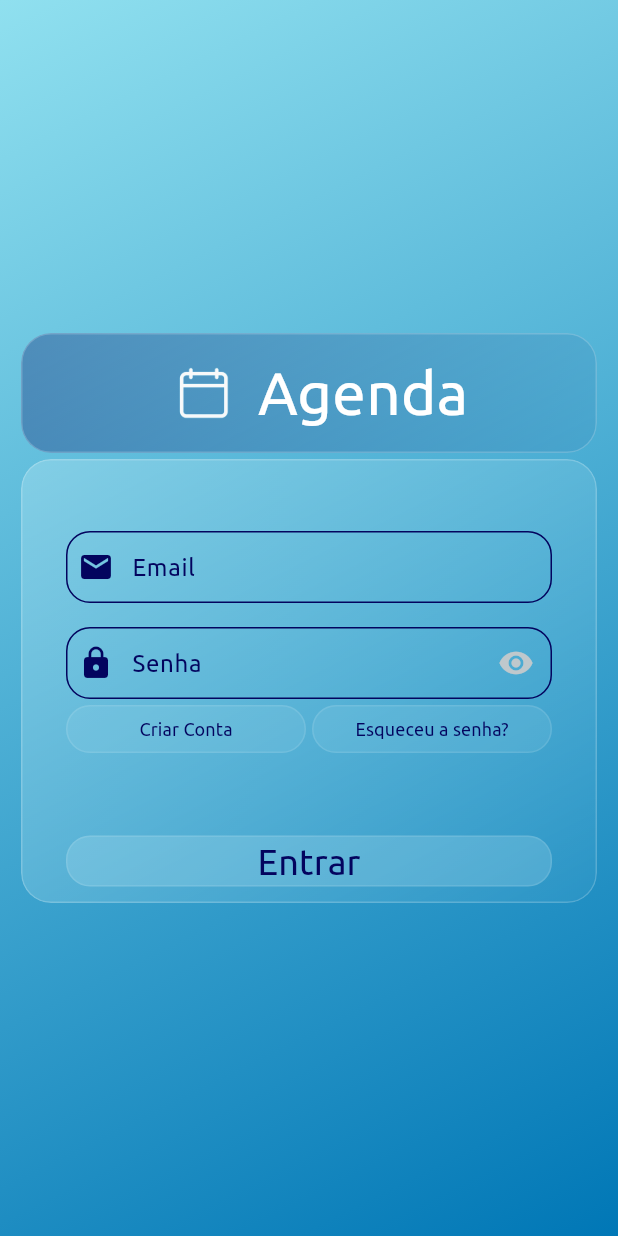
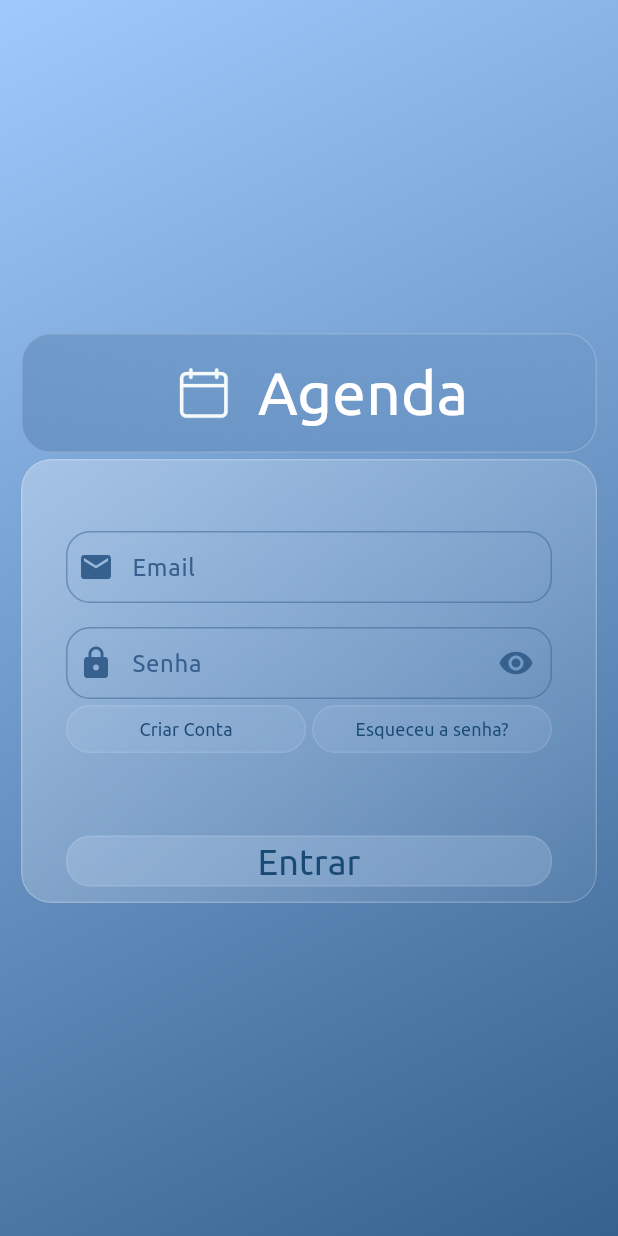
Before and after one commit to Ferps53/Scheduler, a Flutter app: the screen it shows after launch, on a phone screen of 412 x 824 dp. Run offline on Flutter 3.47's test engine with Material 3 defaults, Android fonts, the phone set to English and light mode, and no system bars; drawn by our look-alikes of flutter_animate; our stand-ins replace dio, flutter_riverpod, freezed_annotation, go_router, jwt_decoder, loading_animation_widget and 2 more.

Commit message:
estilização agora é baseada no theme

```diff
--- a/lib/core/presentation/generic_widgets/background_gradient_scaffold.dart
+++ b/lib/core/presentation/generic_widgets/background_gradient_scaffold.dart
@@ -13,7 +13,7 @@ class BackgroundGradientScaffold extends StatelessWidget {
   @override
   Widget build(BuildContext context) {
     SystemChrome.setSystemUIOverlayStyle(SystemUiOverlayStyle(
-        systemNavigationBarColor: AppColors.infoColors.baseColor));
+        systemNavigationBarColor: Theme.of(context).colorScheme.primary));
     return Stack(
       children: [
         const Background(),
@@ -21,7 +21,7 @@ class BackgroundGradientScaffold extends StatelessWidget {
           backgroundColor: Colors.transparent,
           appBar: AppBar(
             backgroundColor: Colors.transparent,
-            foregroundColor: AppColors.infoColors.textColor,
+            foregroundColor: Theme.of(context).colorScheme.onPrimary,
             title: Text(
               appBarLabel,
               style: const TextStyle(fontSize: 24),
--- a/lib/core/presentation/generic_widgets/glass_widgets/glass_card.dart
+++ b/lib/core/presentation/generic_widgets/glass_widgets/glass_card.dart
@@ -6,7 +6,7 @@ class GlassCard extends StatelessWidget {
   final Widget child;
   final double? width;
   final double? height;
-  final Color backgroundColor;
+  final Color? backgroundColor;
   final double startGradient;
   final double endGradient;
   final bool isDialog;
@@ -15,7 +15,7 @@ class GlassCard extends StatelessWidget {
     required this.child,
     this.width,
     this.height,
-    required this.backgroundColor,
+    this.backgroundColor,
     this.startGradient = 0.3,
     this.endGradient = 0.05,
     this.isDialog = false,
@@ -24,6 +24,9 @@ class GlassCard extends StatelessWidget {
 
   @override
   Widget build(BuildContext context) {
+    final backgroundColorWidget =
+        backgroundColor ?? Theme.of(context).colorScheme.primaryContainer;
+
     final borderRadius = isDialog
         ? const BorderRadius.only(
             bottomLeft: Radius.circular(20),
@@ -54,8 +57,8 @@ class GlassCard extends StatelessWidget {
                     begin: Alignment.topLeft,
                     end: Alignment.bottomRight,
                     colors: [
-                      backgroundColor.withOpacity(startGradient),
-                      backgroundColor.withOpacity(endGradient)
+                      backgroundColorWidget.withOpacity(startGradient),
+                      backgroundColorWidget.withOpacity(endGradient)
                     ],
                   ),
                 ),
--- a/lib/core/presentation/generic_widgets/glass_widgets/glass_text_button.dart
+++ b/lib/core/presentation/generic_widgets/glass_widgets/glass_text_button.dart
@@ -1,18 +1,15 @@
 import 'package:flutter/material.dart';
-import 'package:scheduler/core/core.dart';
 
 class GlassTextButton extends StatelessWidget {
   final VoidCallback? onPressed;
   final String buttonLabel;
   final FocusNode? focusNode;
-  final AppColors colors;
   final double? textSize;
   final double transparency;
 
   const GlassTextButton({
     required this.onPressed,
     required this.buttonLabel,
-    required this.colors,
     this.focusNode,
     super.key,
     this.textSize,
@@ -22,7 +19,6 @@ class GlassTextButton extends StatelessWidget {
   const GlassTextButton.moreTransparent({
     required this.onPressed,
     required this.buttonLabel,
-    required this.colors,
     this.focusNode,
     super.key,
     this.textSize = 12,
@@ -35,7 +31,10 @@ class GlassTextButton extends StatelessWidget {
       focusNode: focusNode,
       onPressed: onPressed,
       style: TextButton.styleFrom(
-        backgroundColor: colors.backgroundColor.withOpacity(transparency),
+        backgroundColor: Theme.of(context)
+            .colorScheme
+            .primaryContainer
+            .withOpacity(transparency),
         shape: RoundedRectangleBorder(
           borderRadius: BorderRadius.circular(16),
           side: BorderSide(
@@ -46,7 +45,7 @@ class GlassTextButton extends StatelessWidget {
       child: Text(
         buttonLabel,
         style: TextStyle(
-          color: colors.textColor,
+          color: Theme.of(context).colorScheme.onPrimaryContainer,
           fontSize: textSize,
         ),
       ),
--- a/lib/features/auth/view/widgets/background.dart
+++ b/lib/features/auth/view/widgets/background.dart
@@ -1,5 +1,4 @@
 import 'package:flutter/material.dart';
-import 'package:scheduler/core/core.dart';
 
 class Background extends StatelessWidget {
   const Background({
@@ -15,10 +14,15 @@ class Background extends StatelessWidget {
         gradient: LinearGradient(
           begin: Alignment.topLeft,
           end: Alignment.bottomRight,
-          colors: [
-            AppColors.infoColors.lightColor,
-            AppColors.infoColors.baseColor,
-          ],
+          colors: Theme.of(context).brightness == Brightness.light
+              ? [
+                  Theme.of(context).colorScheme.inversePrimary,
+                  Theme.of(context).colorScheme.primary,
+                ]
+              : [
+                  Theme.of(context).colorScheme.primary,
+                  Theme.of(context).colorScheme.inversePrimary
+                ],
         ),
       ),
     );
--- a/lib/features/auth/view/widgets/login_form/login_form_widget.dart
+++ b/lib/features/auth/view/widgets/login_form/login_form_widget.dart
@@ -70,7 +70,7 @@ class FormBody extends StatelessWidget {
     final TextEditingController emailController = TextEditingController();
     return GlassCard(
       height: 296,
-      backgroundColor: AppColors.infoColors.backgroundColor,
+      backgroundColor: Theme.of(context).colorScheme.onPrimary,
       child: Form(
         key: formKey,
         child: Padding(
@@ -90,6 +90,7 @@ class FormBody extends StatelessWidget {
                 formContext: formContext,
                 emailController,
                 passwordController,
+                formKey,
               ),
             ],
           ),
@@ -138,7 +139,6 @@ class _ButtonRowPassword extends StatelessWidget {
               context.push(NamedRoutes.createAccount.routePath);
             },
             buttonLabel: 'Criar Conta',
-            colors: AppColors.infoColors,
           ),
         ),
         const SizedBox(
@@ -150,7 +150,6 @@ class _ButtonRowPassword extends StatelessWidget {
               context.push(NamedRoutes.forgotPassword.routePath);
             },
             buttonLabel: 'Esqueceu a senha?',
-            colors: AppColors.infoColors,
             textSize: 12,
           ),
         ),
@@ -184,46 +183,53 @@ class _EmailField extends StatelessWidget {
 }
 
 class LoginButton extends ConsumerWidget {
-  const LoginButton(this.emailController, this.passwordController,
+  const LoginButton(this.emailController, this.passwordController, this.formKey,
       {super.key, required this.formContext});
 
   final TextEditingController emailController;
   final TextEditingController passwordController;
   final BuildContext formContext;
+  final GlobalKey<FormState> formKey;
   @override
   Widget build(BuildContext context, WidgetRef ref) {
     final loginState = ref.watch(loginAsyncNotifierProvider);
     return loginState.when(
       data: (data) => LoginButtonWithAction(
+        formKey,
         formContext: formContext,
         passwordController: passwordController,
         emailController: emailController,
       ),
       error: (_, __) => LoginButtonWithAction(
+        formKey,
         formContext: formContext,
         passwordController: passwordController,
         emailController: emailController,
       ),
-      loading: () => const GlassTextLoadingButton(colors: AppColors.infoColors),
+      loading: () => const GlassTextLoadingButton(),
     );
   }
 }
 
 class LoginButtonWithAction extends ConsumerWidget {
   const LoginButtonWithAction(
-      {super.key,
+    this.formKey, {
+    super.key,
     required this.formContext,
     required this.emailController,
-      required this.passwordController});
+    required this.passwordController,
+  });
 
   final TextEditingController passwordController;
   final TextEditingController emailController;
   final BuildContext formContext;
+  final GlobalKey<FormState> formKey;
 
   @override
   Widget build(BuildContext context, WidgetRef ref) {
     return GlassTextButton(
       onPressed: () async {
+        if (formKey.currentState!.validate()) {
           ref.read(loginAsyncNotifierProvider.notifier).login(
                 DadosLogin(
                   nomeUsuario: "",
@@ -232,9 +238,9 @@ class LoginButtonWithAction extends ConsumerWidget {
                 ),
                 formContext,
               );
+        }
       },
       buttonLabel: 'Entrar',
-      colors: AppColors.infoColors,
       textSize: 24,
     );
   }
@@ -250,7 +256,7 @@ class AppLogo extends StatelessWidget {
     return SizedBox(
       height: 80,
       child: GlassCard(
-        backgroundColor: AppColors.infoColors.textColor,
+        backgroundColor: Theme.of(context).colorScheme.primary,
         child: const Row(
           crossAxisAlignment: CrossAxisAlignment.center,
           mainAxisSize: MainAxisSize.max,
--- a/lib/features/auth/view/widgets/login_form/login_text_field.dart
+++ b/lib/features/auth/view/widgets/login_form/login_text_field.dart
@@ -1,5 +1,4 @@
 import 'package:flutter/material.dart';
-import 'package:scheduler/core/core.dart';
 
 class LoginTextField extends StatefulWidget {
   final IconData icon;
@@ -49,7 +48,7 @@ class _LoginTextFieldState extends State<LoginTextField> {
       child: Column(
         children: [
           TextFormField(
-            cursorColor: AppColors.infoColors.textColor,
+            cursorColor: Theme.of(context).colorScheme.primary,
             validator: widget.validator,
             autovalidateMode: AutovalidateMode.onUserInteraction,
             controller: widget.controller,
@@ -58,29 +57,35 @@ class _LoginTextFieldState extends State<LoginTextField> {
               label: Text(widget.label),
               border: OutlineInputBorder(
                 borderSide:
-                    BorderSide(color: AppColors.infoColors.backgroundColor),
+                    BorderSide(color: Theme.of(context).colorScheme.onPrimary),
                 borderRadius: BorderRadius.circular(16),
               ),
               enabledBorder: OutlineInputBorder(
-                borderSide: BorderSide(color: AppColors.infoColors.textColor),
+                borderSide: BorderSide(
+                    color:
+                        Theme.of(context).colorScheme.primary.withOpacity(.5)),
                 borderRadius: BorderRadius.circular(16),
               ),
               focusedBorder: OutlineInputBorder(
-                borderSide: BorderSide(color: AppColors.infoColors.textColor),
+                borderSide:
+                    BorderSide(color: Theme.of(context).colorScheme.primary),
                 borderRadius: BorderRadius.circular(16),
               ),
               errorBorder: OutlineInputBorder(
-                borderSide: BorderSide(color: AppColors.danger.textColor),
+                borderSide:
+                    BorderSide(color: Theme.of(context).colorScheme.error),
                 borderRadius: BorderRadius.circular(16),
               ),
               focusedErrorBorder: OutlineInputBorder(
-                borderSide: BorderSide(color: AppColors.danger.textColor),
+                borderSide:
+                    BorderSide(color: Theme.of(context).colorScheme.error),
                 borderRadius: BorderRadius.circular(16),
               ),
-              labelStyle: TextStyle(color: AppColors.infoColors.textColor),
+              labelStyle:
+                  TextStyle(color: Theme.of(context).colorScheme.primary),
               prefixIcon: Icon(
                 widget.icon,
-                color: AppColors.infoColors.textColor,
+                color: Theme.of(context).colorScheme.primary,
               ),
               suffixIcon: widget.isSecret
                   ? IconButton(
@@ -88,7 +93,9 @@ class _LoginTextFieldState extends State<LoginTextField> {
                         setState(() => isHidden = !isHidden);
                       },
                       icon: Icon(
-                          isHidden ? Icons.visibility : Icons.visibility_off),
+                        isHidden ? Icons.visibility : Icons.visibility_off,
+                        color: Theme.of(context).colorScheme.primary,
+                      ),
                     )
                   : null,
             ),
--- a/lib/main.dart
+++ b/lib/main.dart
@@ -28,8 +28,8 @@ class MainWidget extends ConsumerWidget {
               displayColor: Theme.of(context).colorScheme.onSurface,
             ),
         colorScheme: ColorScheme.fromSeed(
-          seedColor: AppColors.infoColors.primaryColor,
-          brightness: Brightness.dark,
+          seedColor: Colors.blue,
+          brightness: Brightness.light,
         ),
         useMaterial3: true,
       ),
```
Also changed, not shown: lib/core/presentation/generic_widgets/glass_widgets/glass_text_button_loading.dart (+3 -6 lines), lib/features/auth/view/pages/create_account_page.dart (+6 -67 lines), lib/features/tarefa/view/pages/tarefa_page.dart (+8 -2 lines). Lines whose indentation alone changed are shown as unchanged.
